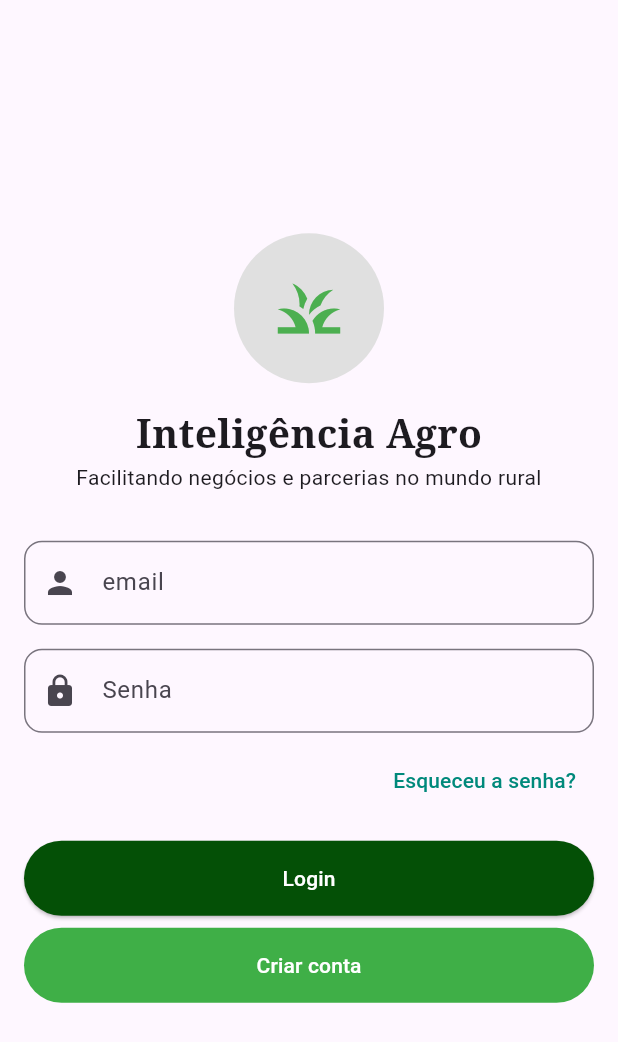
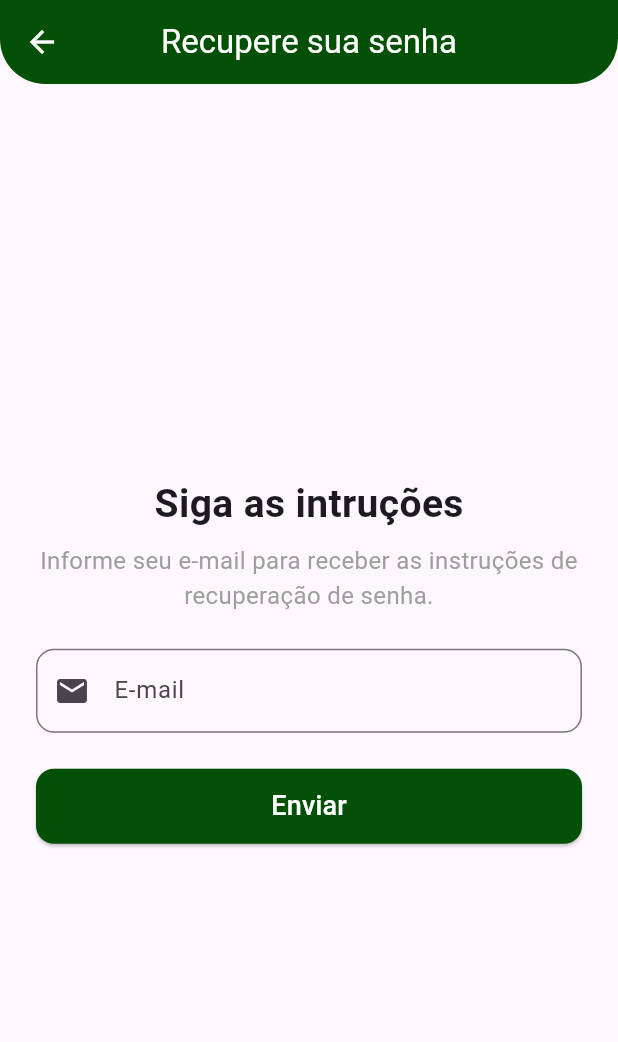
Before and after one commit to Rafinha003/Inteligencia_agro, a Flutter app: the screen it shows after launch, after a tap on "Esqueceu a senha?", on a phone screen of 412 x 824 dp. Shown: the top 1042 px of the screen. Run offline on Flutter 3.47's test engine with Material 3 defaults, Android fonts, the phone set to English and light mode, and no system bars; our stand-ins replace device_preview, firebase_auth, firebase_core; missing offline and left inert: dart:js_interop; accounts and stored records are empty; network calls fail.

Commit message:
Criando a funcionalidade de recuperar senha

```diff
--- a/lib/View/tela-cadastro/tela-cadastro.dart
+++ b/lib/View/tela-cadastro/tela-cadastro.dart
@@ -17,7 +17,7 @@ class CadastroPage extends StatelessWidget {
   Widget build(BuildContext context) {
     return Scaffold(
       appBar: AppBar(
-        title: Text('Cadastro', style: TextStyle(color: Colors.white, fontSize: 22),),
+        title: Text('Cadastro', style: TextStyle(color: Colors.white, fontSize:22),),
         centerTitle: true,
         backgroundColor: const Color(0xFF045006),
         leading: IconButton(
@@ -27,6 +27,7 @@ class CadastroPage extends StatelessWidget {
             Navigator.pop(context);
           },
         ),
+        shape: RoundedRectangleBorder(borderRadius: BorderRadius.vertical(bottom: Radius.circular(30))),
       ),
       body: Center(
         child: SingleChildScrollView(
--- a/lib/View/tela-login/tela-login.dart
+++ b/lib/View/tela-login/tela-login.dart
@@ -3,6 +3,8 @@ import 'dart:js_interop';
 import 'package:flutter/material.dart';
 import 'package:inteligencia_agro/Controller/autenticacao/autenticacaoController.dart';
 import 'package:inteligencia_agro/View/tela-cadastro/tela-cadastro.dart';
+import 'package:inteligencia_agro/View/tela-inicial/tela-inicial.dart';
+import 'package:inteligencia_agro/View/tela-recuperar-senha/tela-recuperar-senha.dart';
 import 'package:inteligencia_agro/common/notificacao_tela.dart';
 
 class LoginPage extends StatelessWidget {
@@ -83,7 +85,7 @@ class LoginPage extends StatelessWidget {
                 alignment: Alignment.centerRight,
                 child: TextButton(
                   onPressed: () {
-                    // Lógica para recuperar senha
+                    btnEsqueceuSenha(context);
                   },
                   child: Text('Esqueceu a senha?', style: TextStyle(color: Color(0xFF00897B)),),
                 ),
@@ -129,6 +131,10 @@ class LoginPage extends StatelessWidget {
             mostrarNotificacaoTela(context: context, texto: erro);
           }else{
            mostrarNotificacaoTela(context: context, texto: "Usuário logado com sucesso", isErro: false);
+              Navigator.push(
+                context,
+              MaterialPageRoute(builder: (context) => TelaInicial())
+              );
           }
 
         });
@@ -144,4 +150,11 @@ class LoginPage extends StatelessWidget {
     MaterialPageRoute(builder: (context) => CadastroPage()),
   );
   }
+
+  btnEsqueceuSenha(BuildContext context){
+        Navigator.push(
+    context,
+    MaterialPageRoute(builder: (context) => TelaRecuperarSenha()),
+  );
+  }
 }
--- /dev/null
+++ b/lib/View/tela-recuperar-senha/tela-recuperar-senha.dart
@@ -0,0 +1,122 @@
+import 'package:flutter/material.dart';
+import 'package:inteligencia_agro/Controller/autenticacao/autenticacaoController.dart';
+import 'package:inteligencia_agro/View/tela-login/tela-login.dart';
+import 'package:inteligencia_agro/common/notificacao_tela.dart';
+
+class TelaRecuperarSenha extends StatefulWidget {
+  const TelaRecuperarSenha({super.key});
+
+  @override
+  State<TelaRecuperarSenha> createState() => _TelaRecuperarSenhaState();
+}
+
+class _TelaRecuperarSenhaState extends State<TelaRecuperarSenha> {
+  final _formKey = GlobalKey<FormState>();
+
+   final TextEditingController _emailController = TextEditingController();
+
+   AutenticacaoController _autenticacaoController = AutenticacaoController();
+  @override
+  Widget build(BuildContext context) {
+    return Scaffold(
+      appBar: AppBar(
+        title: const Text(
+          'Recupere sua senha',
+          style: TextStyle(color: Colors.white, fontSize: 22),
+        ),
+        centerTitle: true,
+        backgroundColor: const Color(0xFF045006),
+        leading: IconButton(
+          icon: const Icon(Icons.arrow_back),
+          color: Colors.white,
+          onPressed: () {
+            Navigator.pop(context);
+          },
+        ),
+        shape: const RoundedRectangleBorder(
+          borderRadius: BorderRadius.vertical(bottom: Radius.circular(30)),
+        ),
+      ),
+      body: Padding(
+        padding: const EdgeInsets.symmetric(horizontal: 24.0),
+        child: Center(
+          child: Form(
+            key: _formKey,
+            child: Column(
+              mainAxisSize: MainAxisSize.min,
+              crossAxisAlignment: CrossAxisAlignment.center,
+              children: [
+                const Text(
+                  "Siga as intruções",
+                  style: TextStyle(fontSize: 26, fontWeight: FontWeight.bold),
+                ),
+                const SizedBox(height: 8),
+                const Text(
+                  'Informe seu e-mail para receber as instruções de recuperação de senha.',
+                  textAlign: TextAlign.center,
+                  style: TextStyle(fontSize: 16, color: Colors.grey),
+                ),
+                const SizedBox(height: 24),
+                TextFormField(
+                  controller: _emailController,
+                  decoration: InputDecoration(
+                    labelText: 'E-mail',
+                    border: OutlineInputBorder(
+                      borderRadius: BorderRadius.circular(12.0),
+                    ),
+                    prefixIcon: const Icon(Icons.email),
+                  ),
+                  validator: (String? value) {
+                    if (value == null || value.isEmpty) {
+                      return "Digite o e-mail";
+                    }
+                    if (!value.contains("@")) {
+                      return "O e-mail é inválido";
+                    }
+                    return null;
+                  },
+                ),
+                const SizedBox(height: 24),
+                SizedBox(
+                  width: double.infinity,
+                  height: 50,
+                  child: ElevatedButton(
+                    style: ElevatedButton.styleFrom(
+                      backgroundColor: const Color(0xFF045006),
+                      shape: RoundedRectangleBorder(
+                        borderRadius: BorderRadius.circular(12),
+                      ),
+                    ),
+                    onPressed: () {
+                     btnEnviar();
+                    },
+                    child: const Text(
+                      "Enviar",
+                      style: TextStyle(color: Colors.white, fontSize: 18),
+                    ),
+                  ),
+                ),
+              ],
+            ),
+          ),
+        ),
+      ),
+    );
+  }
+
+  btnEnviar(){
+     String email = _emailController.text;
+
+     _autenticacaoController.RecuperarSenha(email: email).then((String? erro){
+          if(erro != null){
+            mostrarNotificacaoTela(context: context, texto: erro);
+          }else{
+           mostrarNotificacaoTela(context: context, texto: "Email de recuperação enviado com sucesso!!", isErro: false);
+              Navigator.push(
+                context,
+              MaterialPageRoute(builder: (context) => LoginPage())
+              );
+          }
+     });
+  }
+  }
```
Also changed, not shown: lib/Controller/autenticacao/autenticacaoController.dart (+19 -1 lines), lib/View/tela-inicial/tela-inicial.dart (+57 -47 lines).
